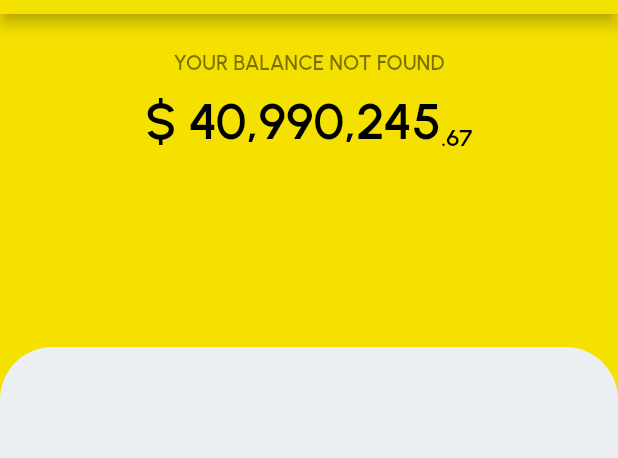
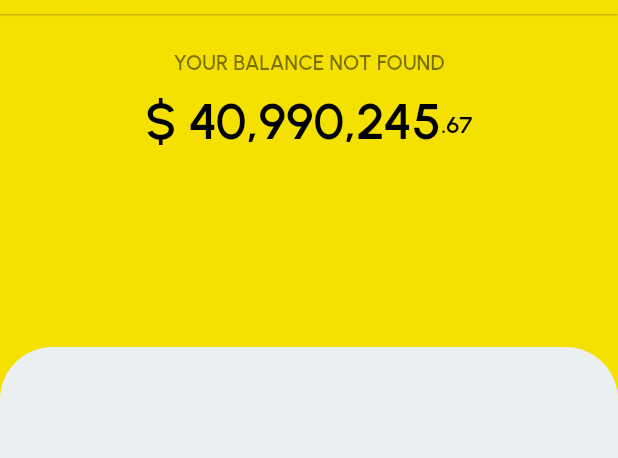
Before and after one commit to QuickFast-io/UX, a Flutter app: the screen it shows after launch, after a tap on "Explore", on a phone screen of 412 x 824 dp, the part 70-528 px from its top. Run offline on Flutter 3.47's test engine with Material 2 defaults, Android fonts, the phone set to English and light mode, and no system bars; our stand-ins replace awesome_snackbar_content, floating_bottom_navigation_bar, flutter_spinkit, flutter_svg, google_fonts, shared_preferences; missing offline and left inert: country_calling_code_picker, flutter_sim_country_code.

Commit message:
design changes-21-01-2023

```diff
--- a/lib/screens/basic/splash_screen.dart
+++ b/lib/screens/basic/splash_screen.dart
@@ -61,7 +61,8 @@ class _SplashScreenState extends State<SplashScreen> {
                       });
                     },
                     child: Container(
-                      height: 45.0,
+
+                      padding: EdgeInsets.only(top: 15.0,bottom: 15.0),
                       decoration: BoxDecoration(
                         color: Color(0xFF171717),
                         borderRadius: BorderRadius.circular(15.0),
@@ -90,7 +91,7 @@ class _SplashScreenState extends State<SplashScreen> {
                       });
                     },
                     child: Container(
-                      height: 45.0,
+                      padding: EdgeInsets.only(top: 15.0,bottom: 15.0),
                       decoration: BoxDecoration(
                         color: Colors.transparent,
                         border: Border.all(color: Color(0xFF171717), ),
--- a/lib/screens/home/wallet_page.dart
+++ b/lib/screens/home/wallet_page.dart
@@ -19,8 +19,10 @@ class _WalletState extends State<Wallet> {
   Widget build(BuildContext context) {
     return Scaffold(
       backgroundColor: AppColors.appColor,
+
       appBar: AppBar(
         backgroundColor: AppColors.appColor,
+        elevation: 0.5,
         title: Text(
           AppLocalizations.instance.text("loc_wallet"),
           style: CustomWidget(context: context)
@@ -65,7 +67,7 @@ class _WalletState extends State<Wallet> {
               SizedBox(height: 10.0,),
               Row(
                 mainAxisAlignment: MainAxisAlignment.center,
-                crossAxisAlignment: CrossAxisAlignment.end,
+                crossAxisAlignment: CrossAxisAlignment.center,
                 children: [
                   Text(
                     "\$ 40,990,245",
@@ -77,7 +79,8 @@ class _WalletState extends State<Wallet> {
                         'FontRegular'),
                     textAlign: TextAlign.center,
                   ),
-                  Text(
+                  Padding(padding: EdgeInsets.only(top: 5.0),
+                  child: Text(
                     ".67",
                     style: CustomWidget(context: context)
                         .CustomSizedTextStyle(
@@ -86,7 +89,7 @@ class _WalletState extends State<Wallet> {
                         FontWeight.w600,
                         'FontRegular'),
                     textAlign: TextAlign.center,
-                  ),
+                  ),)
                 ],
               ),
               SizedBox(height: 10.0,),
```
Also changed, not shown: lib/screens/basic/home_screen.dart (+1 -13 lines).
